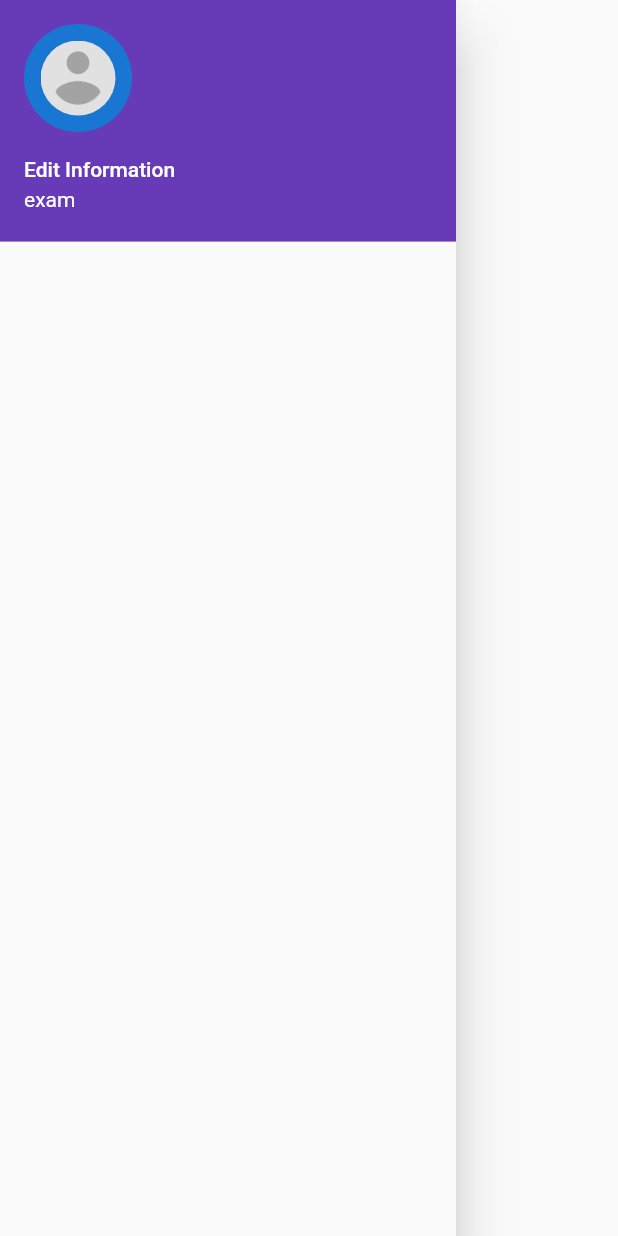
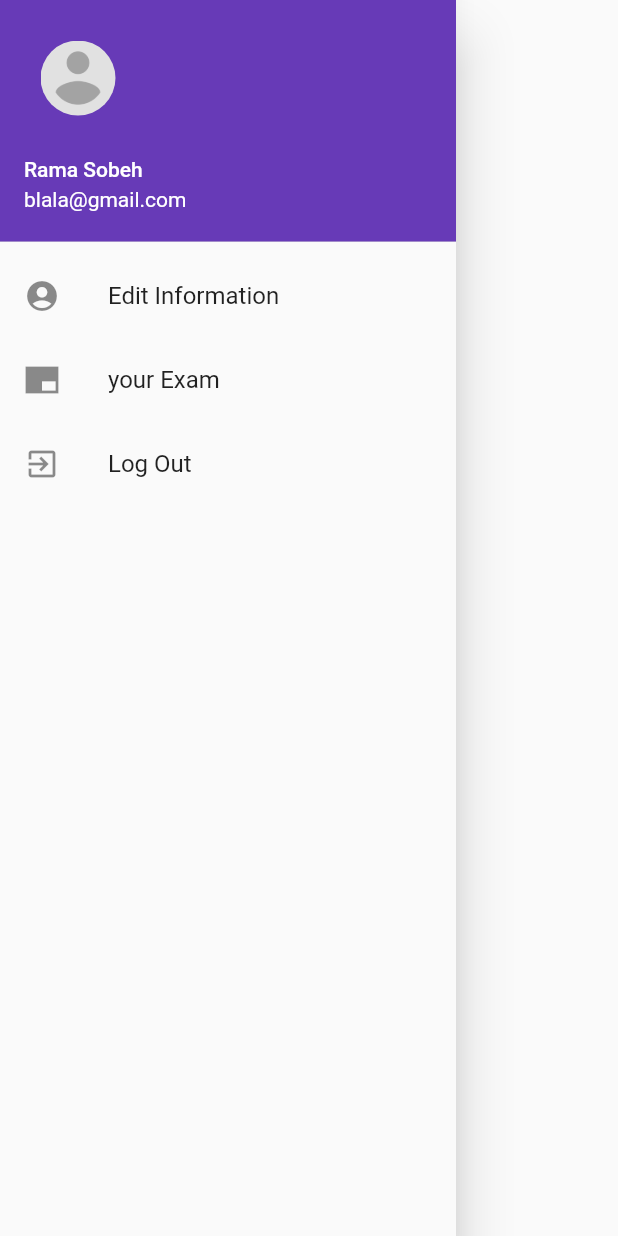
Before and after one commit to ramaasobeh/Questify, a Flutter app: the Navigation widget shown alone on an empty page, opened directly, on a phone screen of 412 x 824 dp. Run offline on Flutter 3.47's test engine with Material 2 defaults, Android fonts, the light colour scheme and no system bars.

Commit message:
first commit

```diff
--- a/lib/screens/widget/navigation_bar.dart
+++ b/lib/screens/widget/navigation_bar.dart
@@ -13,20 +13,35 @@ class Navigation extends StatelessWidget {
         padding: EdgeInsets.zero,
         children: [
           UserAccountsDrawerHeader(
-            accountName: Text("Edit Information"),
-            accountEmail: Text("exam"),
+            decoration: BoxDecoration(color: Colors.deepPurple),
+            accountName: Text("Rama Sobeh"),
+            accountEmail: Text("blala@gmail.com"),
             currentAccountPicture: CircleAvatar(
+              backgroundColor: Colors.deepPurple,
               child: ClipOval(
+
                 child: Image.asset('assets/avatar.png',
                   fit: BoxFit.cover,width: 50,height: 50,),
 
               ),
             ),
-            decoration: BoxDecoration(
-              color: Colors.deepPurple,
 
-            ),
           ),
+          ListTile(
+            leading: Icon(Icons.account_circle),
+            title: Text("Edit Information"),
+            onTap: ()=> null,
+          ),
+          ListTile(
+            leading: Icon(Icons.branding_watermark_sharp),
+            title: Text("your Exam"),
+            onTap: ()=> null,
+          ),
+          ListTile(
+            leading: Icon(Icons.exit_to_app),
+            title: Text("Log Out"),
+            onTap: ()=> null,
+          )
 
         ],
       ),
```
Also changed, not shown: lib/screens/widget/centered_view/new.dart (added, +24 -0 lines).
